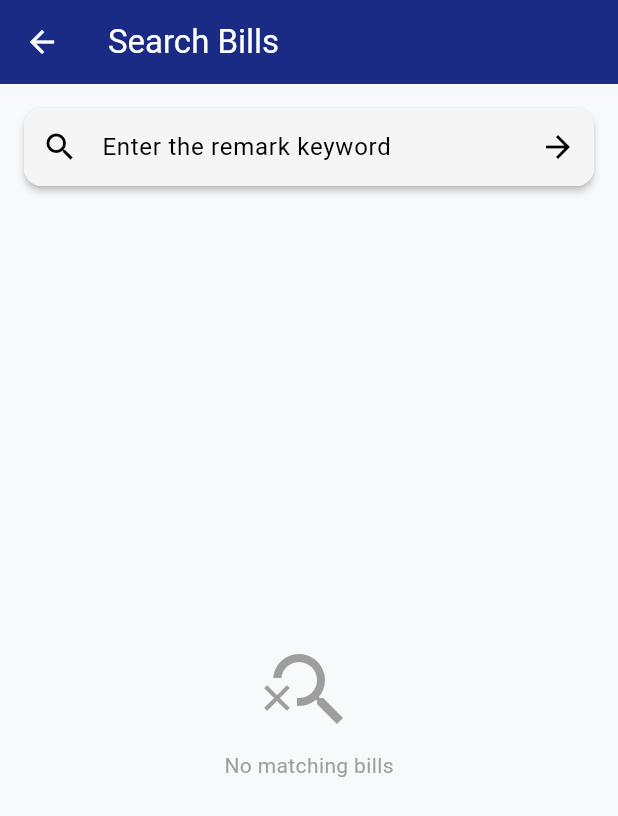
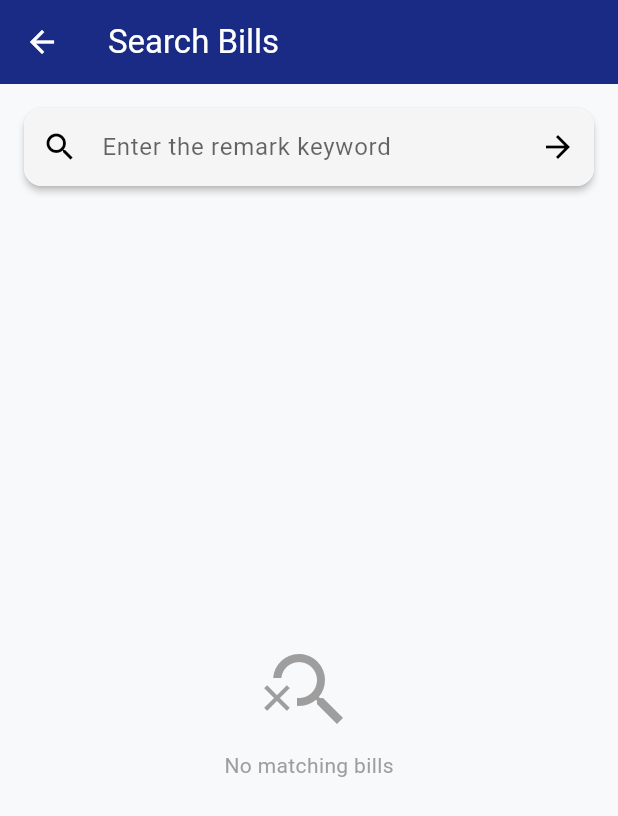
Before and after one commit to Each9084/Quick_Accounting_Tracker, a Flutter app: the SearchPage screen opened directly, on a phone screen of 412 x 824 dp. Shown: the top 816 px of the screen. Run offline on Flutter 3.47's test engine with Material 3 defaults, Android fonts, the phone set to English and light mode, and no system bars; our stand-ins replace flutter_localization, flutter_phoenix, shared_preferences, sqflite; missing offline and left inert: dart:ffi, month_year_picker; accounts and stored records are empty.

Commit message:
Optimized the font color for dark background

```diff
--- a/lib/screens/search_page.dart
+++ b/lib/screens/search_page.dart
@@ -62,8 +62,16 @@ class _SearchPageState extends State<SearchPage> {
               child: TextField(
                 controller: _controller,
                 onSubmitted: _onSearch,
+                style: TextStyle(
+                  // 用户输入文字颜色
+                  color: Theme.of(context).textTheme.bodyMedium?.color,
+                ),
                 decoration: InputDecoration(
                   hintText: StringsMain.get("input_note_key_word"),
+                  hintStyle: TextStyle(
+                    // 提示文字颜色
+                    color: Theme.of(context).hintColor,
+                  ),
                   prefixIcon: const Icon(Icons.search),
                   suffixIcon: IconButton(
                     onPressed: () => _onSearch(_controller.text),
@@ -74,7 +82,9 @@ class _SearchPageState extends State<SearchPage> {
                     borderSide: BorderSide.none,
                   ),
                   filled: true,
-                  fillColor: Colors.grey.shade100,
+                  fillColor: Theme.of(context).brightness == Brightness.dark
+                      ? Colors.grey[800]  // 深色模式用深灰背景
+                      : Colors.grey[100], // 浅色模式用浅灰背景,
                   contentPadding:
                   const EdgeInsets.symmetric(vertical: 14, horizontal: 16),
                 ),
```
